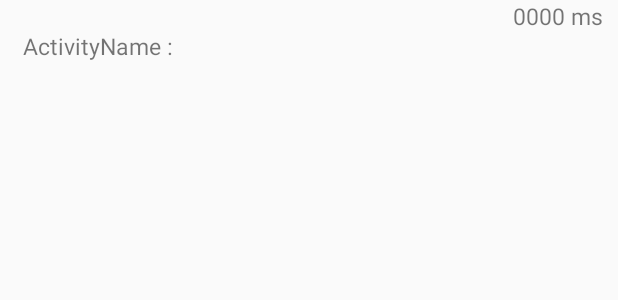
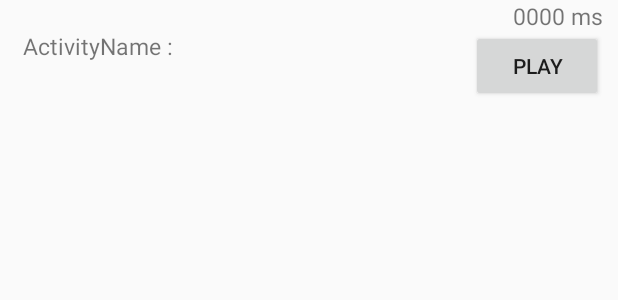
Before and after one commit to Stanworld80/TimeManager, an Android app: the layout activity_item.xml on its own in the app's theme, with its tools: preview values and no code run, on a phone screen of 412 x 824 dp. Shown: the top 300 px of the screen. Run offline under Robolectric (Android 15) with nearby library versions, the phone set to English and light mode, and no system bars.

Commit message:
adding a play button on the history

```diff
--- a/app/src/main/res/layout/activity_item.xml
+++ b/app/src/main/res/layout/activity_item.xml
@@ -32,10 +32,18 @@
         android:text="0000 ms"
         android:textSize="15sp" />
 
+    <Button
+        android:id="@+id/playBtn"
+        android:layout_width="wrap_content"
+        android:layout_height="wrap_content"
+        android:layout_alignParentEnd="true"
+        android:layout_alignParentRight="true"
+        android:layout_marginRight="10dp"
+        android:layout_marginTop="20dp"
+        android:text="Play" />
 
 
 </RelativeLayout>
 
 
-
 </RelativeLayout>
```
